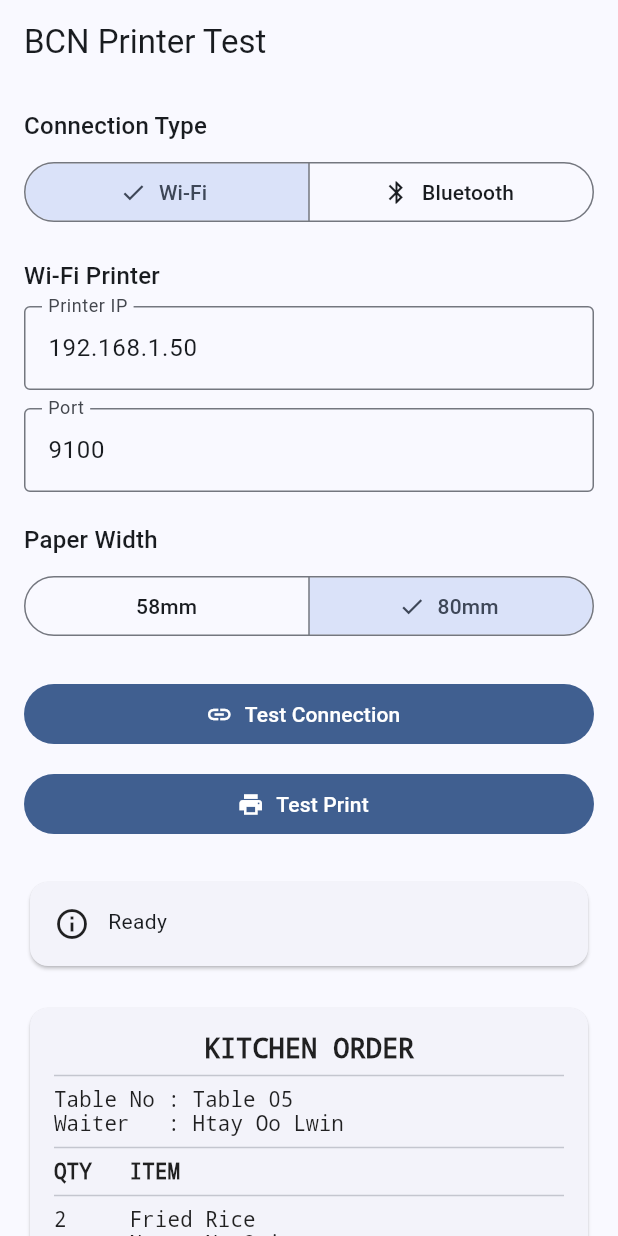
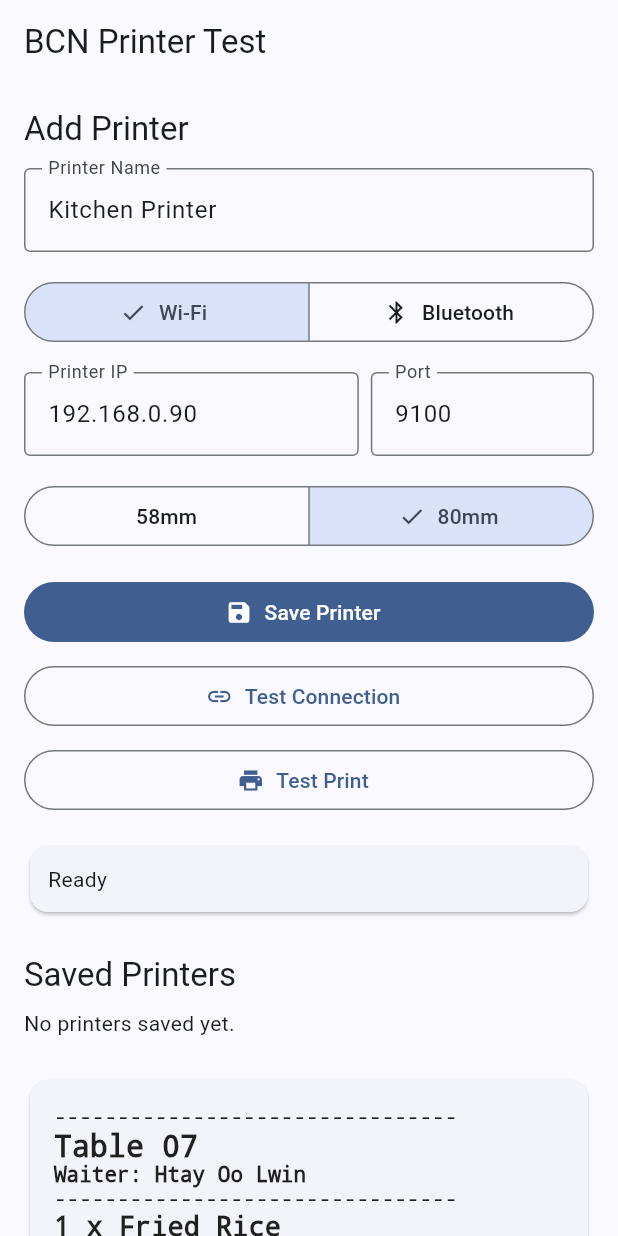
Before and after one commit to HtayOoLwin/android-printer, a Flutter app: the screen it shows after launch, on a phone screen of 412 x 824 dp. Run offline on Flutter 3.47's test engine with Material 3 defaults, Android fonts, the phone set to English and light mode, and no system bars; our stand-ins replace shared_preferences; missing offline and left inert: esc_pos_utils_plus, print_bluetooth_thermal.

Commit message:
Add multi-printer management and compact ticket preview

```diff
--- a/lib/main.dart
+++ b/lib/main.dart
@@ -40,13 +40,16 @@ class _PrinterTestScreenState extends State<PrinterTestScreen> {
   final _ticketBuilder = KitchenTicketBuilder();
   final _settingsStore = PrinterSettingsStore();
 
-  final _ipController = TextEditingController(text: '192.168.1.50');
+  final _nameController = TextEditingController(text: 'Kitchen Printer');
+  final _ipController = TextEditingController(text: '192.168.0.90');
   final _portController = TextEditingController(text: '9100');
 
   PrinterConnectionType _connectionType = PrinterConnectionType.wifi;
   int _paperWidth = 80;
   List<BluetoothPrinterDevice> _bluetoothDevices = const [];
   BluetoothPrinterDevice? _selectedBluetoothDevice;
+  List<PrinterConfig> _savedPrinters = const [];
+  int? _editingIndex;
 
   bool _busy = false;
   String _status = 'Ready';
@@ -54,51 +57,24 @@ class _PrinterTestScreenState extends State<PrinterTestScreen> {
   @override
   void initState() {
     super.initState();
-    _loadSettings();
+    _loadSavedPrinters();
   }
 
   @override
   void dispose() {
+    _nameController.dispose();
     _ipController.dispose();
     _portController.dispose();
     _bluetoothService.disconnect();
     super.dispose();
   }
 
-  Future<void> _loadSettings() async {
-    final settings = await _settingsStore.load();
+  Future<void> _loadSavedPrinters() async {
+    final printers = await _settingsStore.loadPrinters();
     if (!mounted) return;
-
     setState(() {
-      _connectionType = settings['connection_type'] == 'bluetooth'
-          ? PrinterConnectionType.bluetooth
-          : PrinterConnectionType.wifi;
-      _ipController.text = settings['printer_ip'] as String;
-      _portController.text = (settings['printer_port'] as int).toString();
-      _paperWidth = settings['paper_width'] as int;
-
-      final savedName = settings['bluetooth_name'] as String;
-      final savedMac = settings['bluetooth_mac'] as String;
-      if (savedMac.isNotEmpty) {
-        _selectedBluetoothDevice = BluetoothPrinterDevice(
-          name: savedName,
-          mac: savedMac,
-        );
-      }
+      _savedPrinters = printers;
     });
-  }
-
-  Future<void> _saveSettings() async {
-    final port = int.tryParse(_portController.text.trim()) ?? 9100;
-
-    await _settingsStore.save(
-      connectionType: _connectionType.name,
-      ip: _ipController.text.trim(),
-      port: port,
-      paperWidth: _paperWidth,
-      bluetoothName: _selectedBluetoothDevice?.name ?? '',
-      bluetoothMac: _selectedBluetoothDevice?.mac ?? '',
-    );
   }
 
   Future<void> _loadPairedBluetoothDevices() async {
@@ -109,14 +85,13 @@ class _PrinterTestScreenState extends State<PrinterTestScreen> {
       }
 
       final devices = await _bluetoothService.pairedDevices();
+      if (!mounted) return;
 
-      if (!mounted) return;
       setState(() {
         _bluetoothDevices = devices;
-
         if (_selectedBluetoothDevice != null) {
           final matches = devices.where(
-            (device) => device.mac == _selectedBluetoothDevice!.mac,
+            (d) => d.mac == _selectedBluetoothDevice!.mac,
           );
           if (matches.isNotEmpty) {
             _selectedBluetoothDevice = matches.first;
@@ -126,53 +101,142 @@ class _PrinterTestScreenState extends State<PrinterTestScreen> {
 
       _setStatus(
         devices.isEmpty
-            ? 'No paired Bluetooth printers found. Pair the printer in Android Settings first.'
+            ? 'No paired Bluetooth printers found.'
             : 'Found ${devices.length} paired Bluetooth device(s).',
       );
     });
   }
 
-  Future<void> _testConnection() async {
-    await _runAction(() async {
-      await _saveSettings();
+  PrinterConfig _currentConfig() {
+    final name = _nameController.text.trim();
+    if (name.isEmpty) {
+      throw Exception('Enter printer name.');
+    }
+
+    final port = int.tryParse(_portController.text.trim()) ?? 9100;
 
     if (_connectionType == PrinterConnectionType.wifi) {
       final ip = _ipController.text.trim();
-        final port = int.tryParse(_portController.text.trim());
-
-        if (ip.isEmpty || port == null) {
-          throw Exception('Enter a valid printer IP and port.');
+      if (ip.isEmpty) {
+        throw Exception('Enter printer IP.');
       }
 
-        _setStatus('Connecting to $ip:$port ...');
-        await _wifiService.testConnection(ip: ip, port: port);
-        _setStatus('Wi-Fi printer connection successful.');
-        return;
+      return PrinterConfig(
+        name: name,
+        connectionType: _connectionType,
+        paperWidth: _paperWidth,
+        ip: ip,
+        port: port,
+      );
     }
 
     final device = _selectedBluetoothDevice;
     if (device == null) {
-        throw Exception('Select a paired Bluetooth printer first.');
+      throw Exception('Select a paired Bluetooth printer.');
     }
 
-      _setStatus('Connecting to ${device.name} ...');
-      await _bluetoothService.testConnection(device.mac);
-      _setStatus('Bluetooth printer connection successful.');
+    return PrinterConfig(
+      name: name,
+      connectionType: _connectionType,
+      paperWidth: _paperWidth,
+      bluetoothName: device.name,
+      bluetoothMac: device.mac,
+    );
+  }
+
+  Future<void> _savePrinter() async {
+    await _runAction(() async {
+      final config = _currentConfig();
+      final updated = List<PrinterConfig>.from(_savedPrinters);
+
+      if (_editingIndex == null) {
+        updated.add(config);
+      } else {
+        updated[_editingIndex!] = config;
+      }
+
+      await _settingsStore.savePrinters(updated);
+      if (!mounted) return;
+
+      setState(() {
+        _savedPrinters = updated;
+        _editingIndex = null;
+      });
+      _setStatus('Printer saved.');
     });
   }
 
-  Future<void> _testPrint() async {
+  void _editPrinter(int index) {
+    final p = _savedPrinters[index];
+    setState(() {
+      _editingIndex = index;
+      _nameController.text = p.name;
+      _connectionType = p.connectionType;
+      _paperWidth = p.paperWidth;
+      _ipController.text = p.ip;
+      _portController.text = p.port.toString();
+      _selectedBluetoothDevice = p.bluetoothMac.isEmpty
+          ? null
+          : BluetoothPrinterDevice(
+              name: p.bluetoothName,
+              mac: p.bluetoothMac,
+            );
+    });
+  }
+
+  Future<void> _deletePrinter(int index) async {
+    final updated = List<PrinterConfig>.from(_savedPrinters)..removeAt(index);
+    await _settingsStore.savePrinters(updated);
+    if (!mounted) return;
+    setState(() {
+      _savedPrinters = updated;
+      if (_editingIndex == index) {
+        _editingIndex = null;
+      }
+    });
+    _setStatus('Printer deleted.');
+  }
+
+  Future<void> _testCurrentConnection() async {
     await _runAction(() async {
-      await _saveSettings();
+      final config = _currentConfig();
+      await _testConnectionFor(config);
+    });
+  }
 
+  Future<void> _testCurrentPrint() async {
+    await _runAction(() async {
+      final config = _currentConfig();
+      await _printTestTicket(config);
+    });
+  }
+
+  Future<void> _testConnectionFor(PrinterConfig config) async {
+    if (config.connectionType == PrinterConnectionType.wifi) {
+      _setStatus('Connecting to ${config.ip}:${config.port} ...');
+      await _wifiService.testConnection(ip: config.ip, port: config.port);
+      _setStatus('${config.name}: Wi-Fi connection successful.');
+      return;
+    }
+
+    if (config.bluetoothMac.isEmpty) {
+      throw Exception('Bluetooth MAC address is missing.');
+    }
+
+    _setStatus('Connecting to ${config.bluetoothName} ...');
+    await _bluetoothService.testConnection(config.bluetoothMac);
+    _setStatus('${config.name}: Bluetooth connection successful.');
+  }
+
+  Future<void> _printTestTicket(PrinterConfig config) async {
     final bytes = await _ticketBuilder.build(
-        paperWidth: _paperWidth,
-        tableNumber: 'Table 05',
+      paperWidth: config.paperWidth,
+      tableNumber: 'Table 07',
       waiter: 'Htay Oo Lwin',
       items: const [
         KitchenTicketItem(
           itemName: 'Fried Rice',
-            qty: 2,
+          qty: 1,
           kitchenNote: 'No Onion',
         ),
         KitchenTicketItem(
@@ -182,90 +246,80 @@ class _PrinterTestScreenState extends State<PrinterTestScreen> {
         ),
         KitchenTicketItem(
           itemName: 'Beer',
-            qty: 3,
+          qty: 1,
         ),
       ],
       orderNote: 'Birthday Table',
     );
 
-      if (_connectionType == PrinterConnectionType.wifi) {
-        final ip = _ipController.text.trim();
-        final port = int.tryParse(_portController.text.trim());
-
-        if (ip.isEmpty || port == null) {
-          throw Exception('Enter a valid printer IP and port.');
-        }
-
-        _setStatus('Printing by Wi-Fi to $ip:$port ...');
+    if (config.connectionType == PrinterConnectionType.wifi) {
+      _setStatus('Printing to ${config.name} ...');
       await _wifiService.printBytes(
-          ip: ip,
-          port: port,
+        ip: config.ip,
+        port: config.port,
         bytes: bytes,
       );
-        _setStatus('Wi-Fi test ticket sent successfully.');
+      _setStatus('${config.name}: test ticket sent.');
       return;
     }
 
-      final device = _selectedBluetoothDevice;
-      if (device == null) {
-        throw Exception('Select a paired Bluetooth printer first.');
+    if (config.bluetoothMac.isEmpty) {
+      throw Exception('Bluetooth MAC address is missing.');
     }
 
-      _setStatus('Printing by Bluetooth to ${device.name} ...');
+    _setStatus('Printing to ${config.name} ...');
     await _bluetoothService.printBytes(
-        macAddress: device.mac,
+      macAddress: config.bluetoothMac,
       bytes: bytes,
     );
-      _setStatus('Bluetooth test ticket sent successfully.');
-    });
+    _setStatus('${config.name}: test ticket sent.');
   }
 
   Future<void> _runAction(Future<void> Function() action) async {
     if (_busy) return;
-
-    setState(() {
-      _busy = true;
-    });
+    setState(() => _busy = true);
 
     try {
       await action();
     } catch (error) {
-      _setStatus('Error: ${_cleanError(error)}');
+      _setStatus(
+        'Error: ${error.toString().replaceFirst('Exception: ', '')}',
+      );
     } finally {
       if (mounted) {
-        setState(() {
-          _busy = false;
-        });
+        setState(() => _busy = false);
       }
     }
   }
 
-  String _cleanError(Object error) {
-    return error.toString().replaceFirst('Exception: ', '');
-  }
-
   void _setStatus(String value) {
     if (!mounted) return;
-    setState(() {
-      _status = value;
-    });
+    setState(() => _status = value);
   }
 
   @override
   Widget build(BuildContext context) {
     return Scaffold(
-      appBar: AppBar(
-        title: const Text('BCN Printer Test'),
-      ),
+      appBar: AppBar(title: const Text('BCN Printer Test')),
       body: SafeArea(
         child: ListView(
           padding: const EdgeInsets.all(16),
           children: [
             Text(
-              'Connection Type',
-              style: Theme.of(context).textTheme.titleMedium,
+              _editingIndex == null ? 'Add Printer' : 'Edit Printer',
+              style: Theme.of(context).textTheme.titleLarge,
             ),
-            const SizedBox(height: 8),
+            const SizedBox(height: 12),
+            TextField(
+              controller: _nameController,
+              enabled: !_busy,
+              decoration: const InputDecoration(
+                border: OutlineInputBorder(),
+                labelText: 'Printer Name',
+                hintText: 'Kitchen Printer',
+              ),
+            ),
+            const SizedBox(height: 16),
             SegmentedButton<PrinterConnectionType>(
               segments: const [
                 ButtonSegment(
@@ -283,22 +337,15 @@ class _PrinterTestScreenState extends State<PrinterTestScreen> {
               onSelectionChanged: _busy
                   ? null
                   : (selection) {
-                      setState(() {
-                        _connectionType = selection.first;
-                      });
+                      setState(() => _connectionType = selection.first);
                     },
             ),
-            const SizedBox(height: 20),
+            const SizedBox(height: 16),
             if (_connectionType == PrinterConnectionType.wifi)
               _buildWifiSettings()
             else
               _buildBluetoothSettings(),
-            const SizedBox(height: 20),
-            Text(
-              'Paper Width',
-              style: Theme.of(context).textTheme.titleMedium,
-            ),
-            const SizedBox(height: 8),
+            const SizedBox(height: 16),
             SegmentedButton<int>(
               segments: const [
                 ButtonSegment(value: 58, label: Text('58mm')),
@@ -308,55 +355,50 @@ class _PrinterTestScreenState extends State<PrinterTestScreen> {
               onSelectionChanged: _busy
                   ? null
                   : (selection) {
-                      setState(() {
-                        _paperWidth = selection.first;
-                      });
+                      setState(() => _paperWidth = selection.first);
                     },
             ),
-            const SizedBox(height: 24),
+            const SizedBox(height: 16),
             FilledButton.icon(
-              onPressed: _busy ? null : _testConnection,
+              onPressed: _busy ? null : _savePrinter,
+              icon: const Icon(Icons.save),
+              label: Text(
+                _editingIndex == null ? 'Save Printer' : 'Update Printer',
+              ),
+            ),
+            const SizedBox(height: 8),
+            OutlinedButton.icon(
+              onPressed: _busy ? null : _testCurrentConnection,
               icon: const Icon(Icons.link),
               label: const Text('Test Connection'),
             ),
-            const SizedBox(height: 12),
-            FilledButton.icon(
-              onPressed: _busy ? null : _testPrint,
+            const SizedBox(height: 8),
+            OutlinedButton.icon(
+              onPressed: _busy ? null : _testCurrentPrint,
               icon: const Icon(Icons.print),
               label: const Text('Test Print'),
             ),
-            const SizedBox(height: 24),
+            const SizedBox(height: 16),
             Card(
               child: Padding(
-                padding: const EdgeInsets.all(16),
-                child: Row(
-                  crossAxisAlignment: CrossAxisAlignment.start,
-                  children: [
-                    if (_busy)
-                      const Padding(
-                        padding: EdgeInsets.only(right: 12, top: 2),
-                        child: SizedBox(
-                          width: 18,
-                          height: 18,
-                          child: CircularProgressIndicator(strokeWidth: 2),
-                        ),
-                      )
-                    else
-                      const Padding(
-                        padding: EdgeInsets.only(right: 12),
-                        child: Icon(Icons.info_outline),
-                      ),
-                    Expanded(
-                      child: Text(
-                        _status,
-                        style: Theme.of(context).textTheme.bodyMedium,
+                padding: const EdgeInsets.all(12),
+                child: Text(_status),
               ),
             ),
-                  ],
+            const SizedBox(height: 24),
+            Text(
+              'Saved Printers',
+              style: Theme.of(context).textTheme.titleLarge,
             ),
+            const SizedBox(height: 8),
+            if (_savedPrinters.isEmpty)
+              const Text('No printers saved yet.')
+            else
+              ...List.generate(
+                _savedPrinters.length,
+                (index) => _buildPrinterCard(index),
               ),
-            ),
-            const SizedBox(height: 20),
+            const SizedBox(height: 24),
             _buildTicketPreview(),
           ],
         ),
@@ -365,33 +407,31 @@ class _PrinterTestScreenState extends State<PrinterTestScreen> {
   }
 
   Widget _buildWifiSettings() {
-    return Column(
-      crossAxisAlignment: CrossAxisAlignment.start,
+    return Row(
       children: [
-        Text(
-          'Wi-Fi Printer',
-          style: Theme.of(context).textTheme.titleMedium,
-        ),
-        const SizedBox(height: 8),
-        TextField(
+        Expanded(
+          flex: 3,
+          child: TextField(
             controller: _ipController,
             enabled: !_busy,
             keyboardType: TextInputType.number,
             decoration: const InputDecoration(
               border: OutlineInputBorder(),
               labelText: 'Printer IP',
-            hintText: '192.168.1.50',
             ),
           ),
-        const SizedBox(height: 12),
-        TextField(
+        ),
+        const SizedBox(width: 8),
+        Expanded(
+          flex: 2,
+          child: TextField(
             controller: _portController,
             enabled: !_busy,
             keyboardType: TextInputType.number,
             decoration: const InputDecoration(
               border: OutlineInputBorder(),
               labelText: 'Port',
-            hintText: '9100',
+            ),
           ),
         ),
       ],
@@ -399,39 +439,30 @@ class _PrinterTestScreenState extends State<PrinterTestScreen> {
   }
 
   Widget _buildBluetoothSettings() {
+    final selectedMac = _selectedBluetoothDevice?.mac;
+    final knownMacs = _bluetoothDevices.map((d) => d.mac).toSet();
+    final validSelectedMac =
+        selectedMac != null && knownMacs.contains(selectedMac)
+            ? selectedMac
+            : null;
+
     return Column(
-      crossAxisAlignment: CrossAxisAlignment.start,
       children: [
         Row(
           children: [
             Expanded(
-              child: Text(
-                'Bluetooth Printer',
-                style: Theme.of(context).textTheme.titleMedium,
-              ),
-            ),
-            TextButton.icon(
-              onPressed: _busy ? null : _loadPairedBluetoothDevices,
-              icon: const Icon(Icons.refresh),
-              label: const Text('Refresh'),
-            ),
-          ],
-        ),
-        const SizedBox(height: 8),
-        DropdownButtonFormField<String>(
-          initialValue: _selectedBluetoothDevice?.mac,
+              child: DropdownButtonFormField<String>(
+                value: validSelectedMac,
                 decoration: const InputDecoration(
                   border: OutlineInputBorder(),
                   labelText: 'Paired Printer',
                 ),
                 items: _bluetoothDevices
                     .map(
-                (device) => DropdownMenuItem(
-                  value: device.mac,
+                      (d) => DropdownMenuItem(
+                        value: d.mac,
                         child: Text(
-                    device.name.isEmpty
-                        ? device.mac
-                        : '${device.name} (${device.mac})',
+                          d.name.isEmpty ? d.mac : '${d.name} (${d.mac})',
                           overflow: TextOverflow.ellipsis,
                         ),
                       ),
@@ -442,18 +473,66 @@ class _PrinterTestScreenState extends State<PrinterTestScreen> {
                     : (mac) {
                         if (mac == null) return;
                         setState(() {
-                    _selectedBluetoothDevice = _bluetoothDevices.firstWhere(
-                      (device) => device.mac == mac,
+                          _selectedBluetoothDevice =
+                              _bluetoothDevices.firstWhere(
+                            (d) => d.mac == mac,
                           );
                         });
                       },
               ),
-        const SizedBox(height: 8),
-        Text(
-          'Pair the thermal printer in Android Bluetooth settings first, then tap Refresh.',
-          style: Theme.of(context).textTheme.bodySmall,
+            ),
+            const SizedBox(width: 8),
+            IconButton.filledTonal(
+              onPressed: _busy ? null : _loadPairedBluetoothDevices,
+              icon: const Icon(Icons.refresh),
+              tooltip: 'Refresh paired devices',
             ),
           ],
+        ),
+        const SizedBox(height: 6),
+        const Align(
+          alignment: Alignment.centerLeft,
+          child: Text(
+            'Pair the printer in Android Bluetooth settings first, then refresh.',
+          ),
+        ),
+      ],
+    );
+  }
+
+  Widget _buildPrinterCard(int index) {
+    final printer = _savedPrinters[index];
+    final detail = printer.connectionType == PrinterConnectionType.wifi
+        ? '${printer.ip}:${printer.port}'
+        : '${printer.bluetoothName} • ${printer.bluetoothMac}';
+
+    return Card(
+      child: ListTile(
+        leading: Icon(
+          printer.connectionType == PrinterConnectionType.wifi
+              ? Icons.wifi
+              : Icons.bluetooth,
+        ),
+        title: Text(printer.name),
+        subtitle: Text('$detail • ${printer.paperWidth}mm'),
+        isThreeLine: false,
+        trailing: PopupMenuButton<String>(
+          onSelected: (value) {
+            if (value == 'edit') {
+              _editPrinter(index);
+            } else if (value == 'test') {
+              _runAction(() => _printTestTicket(printer));
+            } else if (value == 'delete') {
+              _deletePrinter(index);
+            }
+          },
+          itemBuilder: (context) => const [
+            PopupMenuItem(value: 'test', child: Text('Test Print')),
+            PopupMenuItem(value: 'edit', child: Text('Edit')),
+            PopupMenuItem(value: 'delete', child: Text('Delete')),
+          ],
+        ),
+      ),
     );
   }
 
@@ -469,30 +548,38 @@ class _PrinterTestScreenState extends State<PrinterTestScreen> {
           child: Column(
             crossAxisAlignment: CrossAxisAlignment.stretch,
             children: const [
+              Text('--------------------------------'),
               Text(
-                'KITCHEN ORDER',
-                textAlign: TextAlign.center,
+                'Table 07',
+                style: TextStyle(fontWeight: FontWeight.bold, fontSize: 20),
+              ),
+              Text(
+                'Waiter: Htay Oo Lwin',
+                style: TextStyle(fontWeight: FontWeight.bold),
+              ),
+              Text('--------------------------------'),
+              Text(
+                '1 x Fried Rice',
                 style: TextStyle(fontWeight: FontWeight.bold, fontSize: 18),
               ),
-              Divider(),
-              Text('Table No : Table 05'),
-              Text('Waiter   : Htay Oo Lwin'),
-              Divider(),
-              Text('QTY   ITEM', style: TextStyle(fontWeight: FontWeight.bold)),
-              Divider(),
-              Text('2     Fried Rice'),
-              Text('      Note: No Onion'),
+              Text('  No Onion'),
               SizedBox(height: 8),
-              Text('1     Chicken Curry'),
-              Text('      Note: Extra Chili'),
+              Text(
+                '1 x Chicken Curry',
+                style: TextStyle(fontWeight: FontWeight.bold, fontSize: 18),
+              ),
+              Text('  Extra Chili'),
               SizedBox(height: 8),
-              Text('3     Beer'),
-              Divider(),
               Text(
-                'Order Note:',
+                '1 x Beer',
+                style: TextStyle(fontWeight: FontWeight.bold, fontSize: 18),
+              ),
+              Text('--------------------------------'),
+              Text(
+                'Order Note: Birthday Table',
                 style: TextStyle(fontWeight: FontWeight.bold),
               ),
-              Text('Birthday Table'),
+              Text('--------------------------------'),
             ],
           ),
         ),
```
Lines whose indentation alone changed are shown as unchanged.
